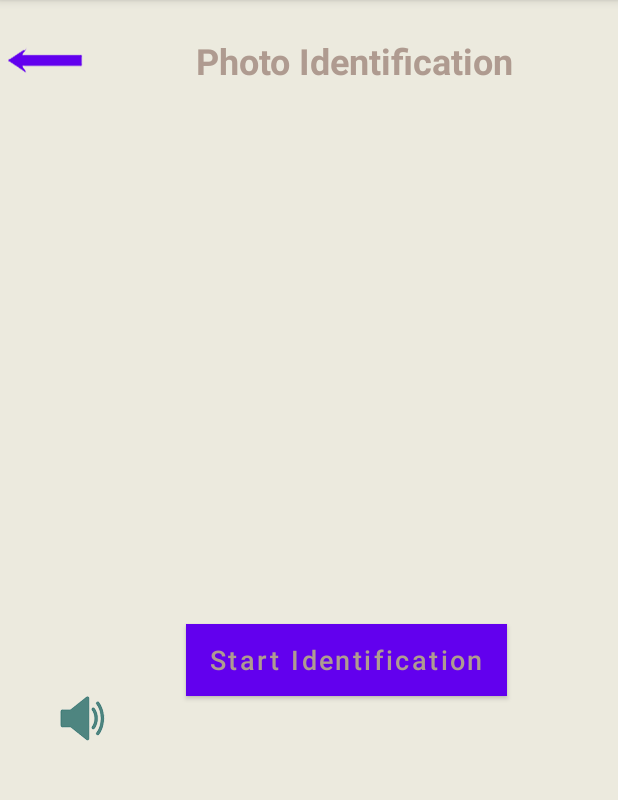
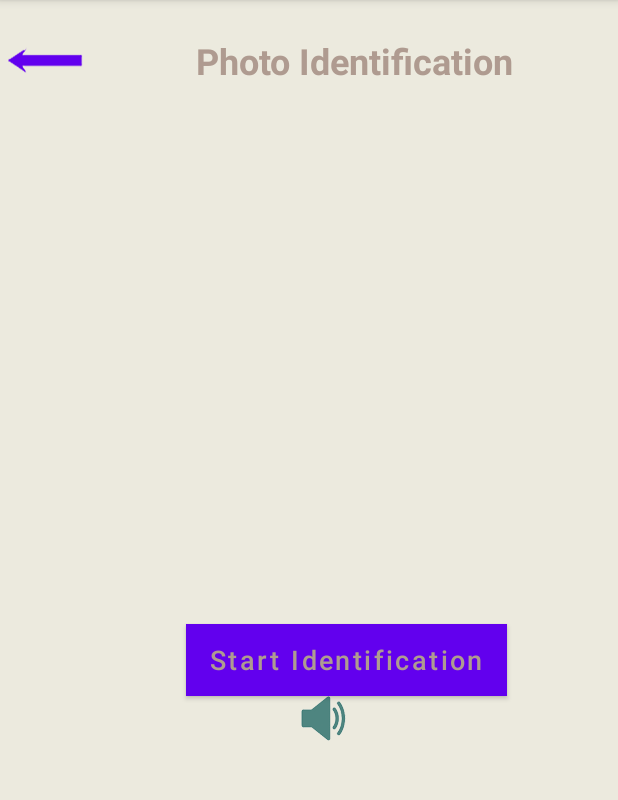
Before and after one commit to Bingo5422/MyApplication, an Android app: the PhotoRecActivity screen opened directly, with no data from a screen before it, on a phone screen of 412 x 824 dp, the part 84-884 px from its top. Run offline under Robolectric (Android 15) with nearby library versions, the phone set to English and light mode, and no system bars; our stand-ins replace Room's generated code; 2 statements that could not run were skipped.

Commit message:
3.14 可识别

```diff
--- a/app/src/main/AndroidManifest.xml
+++ b/app/src/main/AndroidManifest.xml
@@ -2,6 +2,7 @@
 <manifest xmlns:android="http://schemas.android.com/apk/res/android"
     xmlns:tools="http://schemas.android.com/tools">
 
+    <uses-permission android:name="android.permission.INTERNET"/>
     <uses-permission android:name="android.permission.CAMERA" />
     <uses-permission android:name="android.permission.READ_EXTERNAL_STORAGE" />
     <uses-permission android:name="android.permission.WRITE_EXTERNAL_STORAGE" />
@@ -14,6 +15,7 @@
         android:icon="@mipmap/ic_launcher"
         android:label="@string/app_name"
         android:supportsRtl="true"
+        android:usesCleartextTraffic="true"
         android:theme="@style/Theme.MyApplication"
         android:networkSecurityConfig="@xml/network_security_config"
         tools:targetApi="31">
--- a/app/src/main/java/com/example/myapplication/ui/home/PhotoRecActivity.java
+++ b/app/src/main/java/com/example/myapplication/ui/home/PhotoRecActivity.java
@@ -2,6 +2,8 @@ package com.example.myapplication.ui.home;
 
 import androidx.annotation.Nullable;
 import androidx.appcompat.app.AppCompatActivity;
+import androidx.room.Room;
+import androidx.room.RoomDatabase;
 
 import android.content.Intent;
 import android.graphics.Bitmap;
@@ -9,16 +11,29 @@ import android.graphics.BitmapFactory;
 import android.net.Uri;
 import android.os.Bundle;
 import android.provider.MediaStore;
+import android.util.Log;
 import android.view.View;
 import android.widget.ImageView;
 import android.widget.TextView;
 import android.widget.Toast;
 
+import com.example.myapplication.Bean.RecognitionBean;
+import com.example.myapplication.Dao.RecDataBase;
+import com.example.myapplication.Dao.RecognitionDao;
 import com.example.myapplication.R;
+import com.example.myapplication.Utils.RecBack;
 import com.example.myapplication.Utils.RecognitionUtil;
+import com.google.android.material.tabs.TabLayout;
+
+import org.json.JSONArray;
+import org.json.JSONException;
+import org.json.JSONObject;
 
 import java.io.File;
 import java.io.IOException;
+import java.io.InputStream;
+import java.util.List;
+import java.util.Map;
 
 public class PhotoRecActivity extends AppCompatActivity {
 
@@ -26,28 +41,122 @@ public class PhotoRecActivity extends AppCompatActivity {
     private Bitmap bitmap;
     private String photoPath;
     private TextView recStart;
+    private TextView recShow;
+
+    private RecDataBase recDataBase;
+    private RecognitionDao recDao;
+    private RecognitionBean bean;
+
+    private static final String TAG = "PhotoRecActivity";
+
+
 
     @Override
     protected void onCreate(Bundle savedInstanceState) {
+
         super.onCreate(savedInstanceState);
         setContentView(R.layout.activity_photo_rec);
         recPhoto=findViewById(R.id.rec_photo);
+        recShow=findViewById(R.id.Rec_result);
         Intent intent = getIntent();
         photoPath = intent.getStringExtra("path");//intent传来的照片路径
         bitmap = BitmapFactory.decodeFile(photoPath);
         recPhoto.setImageBitmap(bitmap);
 
         recStart=findViewById(R.id.rec_start);
+
+
+        recDataBase = Room.databaseBuilder(this, RecDataBase.class, "RecDataBase").build();
+        recDao = recDataBase.recognitionDao();
+//        loadExcel();
         recStart.setOnClickListener(new View.OnClickListener() {
             @Override
             public void onClick(View v) {
                 Toast.makeText(PhotoRecActivity.this,"identifying",Toast.LENGTH_LONG).show();
-                RecognitionUtil.startRecognition(photoPath);
+                RecognitionUtil.startRecognition(photoPath, new RecBack() {
+                    @Override
+                    public void onFinished(String result) {
+                        Log.d(TAG,"识别成功，result=="+result);
+                        try{
+                            JSONObject obj = new JSONObject(result);
+                            JSONObject dataobj = obj.getJSONObject("data");
+                            JSONArray array = dataobj.getJSONArray("fileList");
+                            JSONObject jsonObject = array.getJSONObject(0);
+
+                            String label = jsonObject.getString("label");
+                            bean = (RecognitionBean) recDao.query(label);
+
+                            //切换回主线程
+                            runOnUiThread(new Runnable() {
+                                @Override
+                                public void run() {
+
+                                    if(bean==null){
+                                        Log.d(TAG,"没找到");
+                                        Toast.makeText(PhotoRecActivity.this,"The item was not found. Please take another picture",Toast.LENGTH_LONG).show();
+                                    }else {
+                                        Log.d(TAG,"找到了，bean=="+bean);
+                                        show(bean);
+                                    }
+                                }
+                            });
+
+
+
+                        }catch (JSONException e){
+                            e.printStackTrace();
+                        }
+                    }
+                });
             }
         });
 
 
     }
 
+    private void loadExcel() {
+        new Thread() {
+            @Override
+            public void run() {
+                super.run();
+
+                try {
+                    InputStream in = getResources().openRawResource(R.raw.excel);
+                    List<RecognitionBean> listData = RecognitionUtil.read(in);
+//                    for (int i = 0; i < listData.size(); i++) {
+//                        if (i>10){
+//                            break;
+//                        }
+//                        Log.d(TAG, "run: 得到的数据 == "+ listData.get(i));
+//                    }
+                    //Log.d(TAG, "run: 总共的数据量 == "+ listData.size());
+
+                    //把Excel放入数据库
+                    try {
+                        for (int i = 0; i < listData.size(); i++) {
+                            RecognitionBean bean = listData.get(i);
+                            recDao.insert(bean);
+                        }
+                    } catch (Exception e) {
+                        e.printStackTrace();
+                    }
+
+                    Log.d(TAG, "run: 已经添加到数据库了...");
+
+                } catch (Exception e) {
+                    throw new RuntimeException(e);
+                }
+
+            }
+        }.start();
+    }
+    private void show(RecognitionBean bean){
+        if(bean!=null){
+            String s = bean.getEnName()+"\n"+bean.getName();
+            recShow.setText(s);
+        }
+
+    }
+
 
 }
--- a/app/src/main/res/layout/activity_photo_rec.xml
+++ b/app/src/main/res/layout/activity_photo_rec.xml
@@ -52,29 +52,33 @@
         android:background="#278E84"
         android:textSize="18sp"/>
 
-<!--    <LinearLayout-->
-<!--        android:id="@+id/Rec_play"-->
-<!--        android:layout_width="wrap_content"-->
-<!--        android:layout_height="wrap_content"-->
-<!--        android:orientation="horizontal"-->
-<!--        app:layout_constraintTop_toBottomOf="@+id/Rec_start"-->
-<!--        app:layout_constraintLeft_toLeftOf="parent"-->
-<!--        app:layout_constraintRight_toRightOf="parent"-->
-<!--        android:gravity="center_vertical">-->
-<!--        <TextView-->
-<!--            android:id="@+id/Rec_result"-->
-<!--            android:layout_width="wrap_content"-->
-<!--            android:layout_height="wrap_content"-->
-<!--            android:textSize="22sp"-->
-<!--            android:textStyle="bold"-->
-<!--            tools:text="结果"-->
-<!--            />-->
+    <LinearLayout
+        android:id="@+id/Rec_play"
+        android:layout_width="wrap_content"
+        android:layout_height="wrap_content"
+        android:orientation="horizontal"
+        android:layout_gravity="center"
+        app:layout_constraintTop_toBottomOf="@+id/Rec_start"
+        app:layout_constraintLeft_toLeftOf="parent"
+        app:layout_constraintRight_toRightOf="parent"
+        android:gravity="center_vertical">
+
         <ImageView
             android:src="@mipmap/voice"
             android:layout_marginLeft="40dp"
             android:layout_width="30dp"
             android:layout_height="30dp"/>
-<!--    </LinearLayout>-->
+        <TextView
+            android:id="@+id/Rec_result"
+            android:layout_width="wrap_content"
+            android:layout_height="wrap_content"
+            android:layout_marginLeft="20dp"
+            android:textSize="22sp"
+            android:textStyle="bold"
+            tools:text="result"
+            />
+
+    </LinearLayout>
 
 
 
```
Also changed, not shown: app/build.gradle (+20 -2 lines), app/src/main/java/com/example/myapplication/Bean/RecognitionBean.java (+8 -2 lines), app/src/main/java/com/example/myapplication/Utils/RecognitionUtil.java (+9 -3 lines), app/src/main/java/com/example/myapplication/ui/home/HomeFragment.java (+8 -1 lines).
